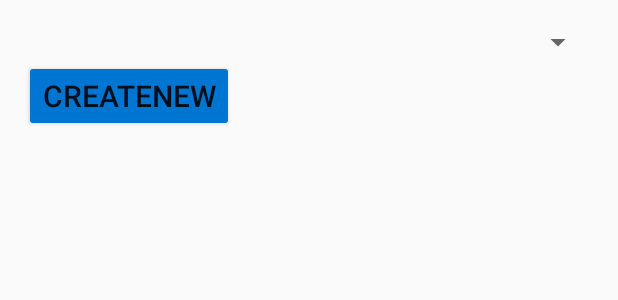
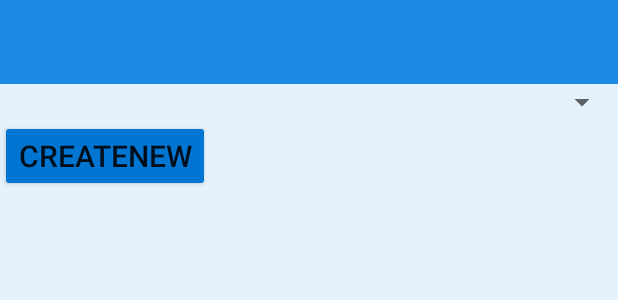
Before and after one commit to bdcosta07/EmergencyService, an Android app: the layout activity_ambulance.xml on its own in the app's theme, with its tools: preview values and no code run, on a phone screen of 412 x 824 dp. Shown: the top 300 px of the screen. Run offline under Robolectric (Android 15) with nearby library versions, the phone set to English and light mode, and no system bars.

Commit message:
create app bar

```diff
--- a/app/src/main/res/layout/activity_ambulance.xml
+++ b/app/src/main/res/layout/activity_ambulance.xml
@@ -3,12 +3,19 @@
     xmlns:tools="http://schemas.android.com/tools"
     android:layout_width="match_parent"
     android:layout_height="match_parent"
-    android:paddingBottom="@dimen/activity_vertical_margin"
-    android:paddingLeft="@dimen/activity_horizontal_margin"
-    android:paddingRight="@dimen/activity_horizontal_margin"
-    android:paddingTop="@dimen/activity_vertical_margin"
     android:orientation="vertical"
+    android:background="@color/windowBackground"
     tools:context="com.kichukkhon.emergencyservice.Activity.AmbulanceActivity">
+
+    <LinearLayout
+        android:layout_width="match_parent"
+        android:layout_height="wrap_content"
+        android:orientation="vertical">
+
+        <include
+            android:id="@+id/toolbar"
+            layout="@layout/toolbar" />
+    </LinearLayout>
 
     <Spinner
         android:id="@+id/spinnerArea"
```
Also changed, not shown: app/src/main/java/com/kichukkhon/emergencyservice/Activity/AmbulanceActivity.java (+8 -0 lines), app/src/main/java/com/kichukkhon/emergencyservice/Activity/FireServiceActivity.java (+8 -0 lines), app/src/main/java/com/kichukkhon/emergencyservice/Activity/PoliceActivity.java (+7 -0 lines), app/src/main/res/layout/activity_fire_service.xml (+11 -4 lines), app/src/main/res/layout/activity_police.xml (+11 -4 lines).
